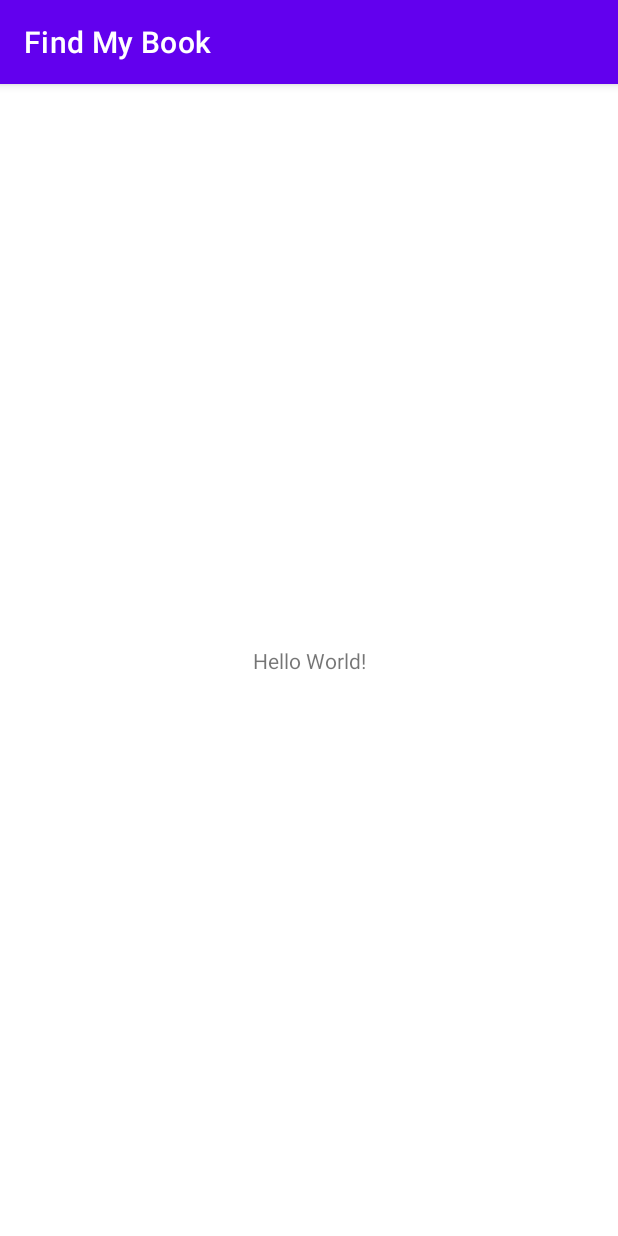
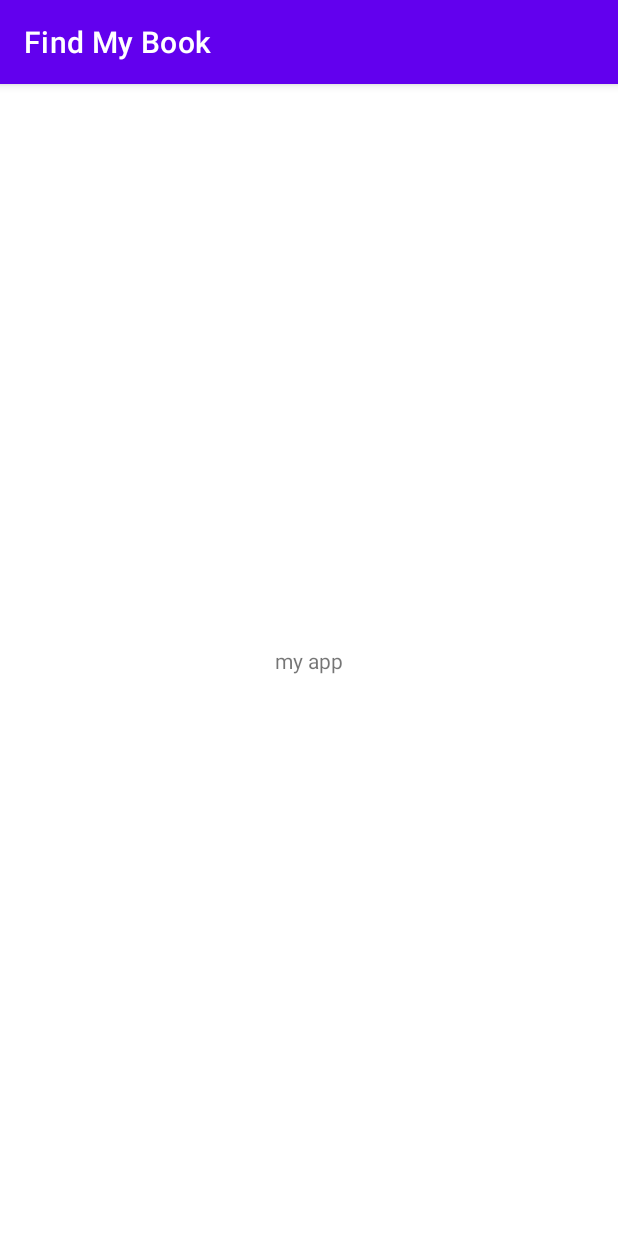
Before and after one commit to omer2129/Find_My_Book, an Android app: the screen it shows after launch (MainActivity), on a phone screen of 412 x 824 dp. Run offline under Robolectric (Android 15) with nearby library versions, the phone set to English and light mode, and no system bars.

Commit message:
Initial commit

```diff
--- a/app/src/main/res/layout/activity_main.xml
+++ b/app/src/main/res/layout/activity_main.xml
@@ -9,7 +9,7 @@
     <TextView
         android:layout_width="wrap_content"
         android:layout_height="wrap_content"
-        android:text="Hello World!"
+        android:text="my app"
         app:layout_constraintBottom_toBottomOf="parent"
         app:layout_constraintLeft_toLeftOf="parent"
         app:layout_constraintRight_toRightOf="parent"
```
